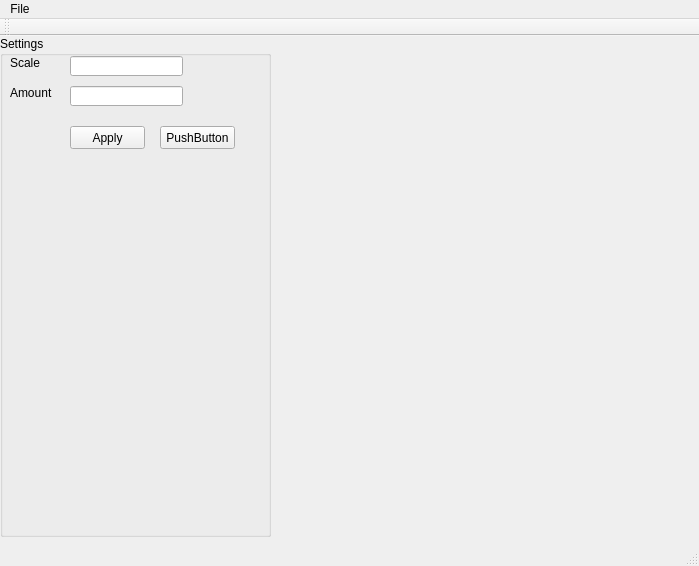
Qt form EDITOR/mainwindow.ui (Mogitu/PSI) before a commit.
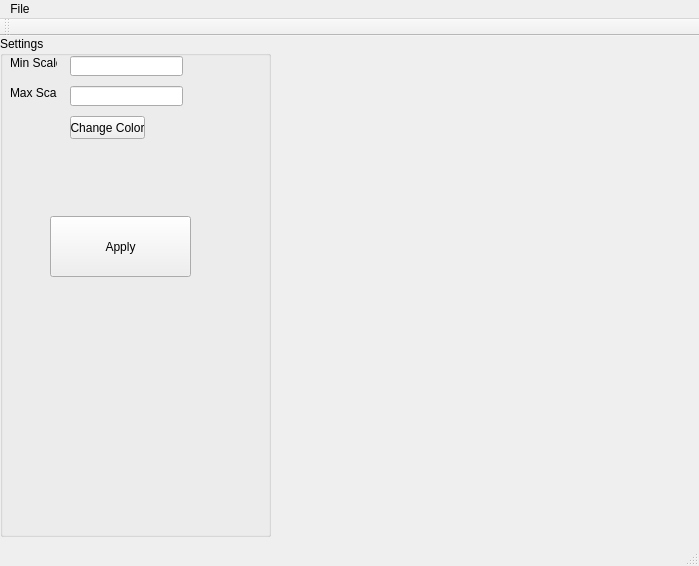
The same form after that commit.

Patch:
```diff
--- a/EDITOR/mainwindow.ui
+++ b/EDITOR/mainwindow.ui
@@ -49,10 +49,10 @@
     <widget class="QPushButton" name="pushButton">
      <property name="geometry">
       <rect>
-       <x>70</x>
-       <y>90</y>
-       <width>75</width>
-       <height>23</height>
+       <x>50</x>
+       <y>180</y>
+       <width>141</width>
+       <height>61</height>
       </rect>
      </property>
      <property name="text">
@@ -69,7 +69,7 @@
       </rect>
      </property>
      <property name="text">
-      <string>Scale</string>
+      <string>Min Scale</string>
      </property>
     </widget>
     <widget class="QLabel" name="label_2">
@@ -82,20 +82,20 @@
       </rect>
      </property>
      <property name="text">
-      <string>Amount</string>
+      <string>Max Scale</string>
      </property>
     </widget>
     <widget class="QPushButton" name="pushButton_2">
      <property name="geometry">
       <rect>
-       <x>160</x>
-       <y>90</y>
+       <x>70</x>
+       <y>80</y>
        <width>75</width>
        <height>23</height>
       </rect>
      </property>
      <property name="text">
-      <string>PushButton</string>
+      <string>Change Color</string>
      </property>
     </widget>
    </widget>
```
